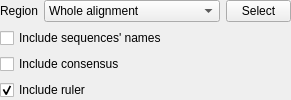
Above: src/corelibs/U2View/src/ov_msa/export_image/MSAExportSettings.ui from violethaze74/ugene before the change. Below: the same form after it.
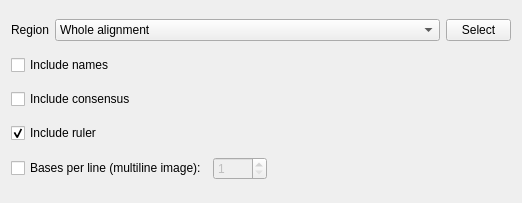
That is the form after the change.

Commit message:
UGENE-7521. [WA] "Export as image" option does not work for wrap mode (#1136)
* Support MSA image export in multi-line mode.

* UGENE-7521. GUI test

* UGENE-7521. GUI test

* GUI test cleanup

Diff of the .ui file:
```diff
--- a/src/corelibs/U2View/src/ov_msa/export_image/MSAExportSettings.ui
+++ b/src/corelibs/U2View/src/ov_msa/export_image/MSAExportSettings.ui
@@ -6,34 +6,16 @@
    <rect>
     <x>0</x>
     <y>0</y>
-    <width>291</width>
-    <height>101</height>
+    <width>522</width>
+    <height>203</height>
    </rect>
   </property>
   <property name="windowTitle">
    <string>Form</string>
   </property>
   <layout class="QVBoxLayout" name="verticalLayout">
-   <property name="sizeConstraint">
-    <enum>QLayout::SetMinAndMaxSize</enum>
-   </property>
-   <property name="leftMargin">
-    <number>0</number>
-   </property>
-   <property name="topMargin">
-    <number>0</number>
-   </property>
-   <property name="rightMargin">
-    <number>0</number>
-   </property>
-   <property name="bottomMargin">
-    <number>0</number>
-   </property>
    <item>
     <layout class="QHBoxLayout" name="horizontalLayout">
-     <property name="sizeConstraint">
-      <enum>QLayout::SetMinAndMaxSize</enum>
-     </property>
      <item>
       <widget class="QLabel" name="label">
        <property name="text">
@@ -79,7 +61,7 @@
    <item>
     <widget class="QCheckBox" name="exportSeqNames">
      <property name="text">
-      <string>Include sequences' names</string>
+      <string>Include names</string>
      </property>
     </widget>
    </item>
@@ -100,6 +82,43 @@
      </property>
     </widget>
    </item>
+   <item>
+    <layout class="QHBoxLayout" name="horizontalLayout_2">
+     <item>
+      <widget class="QCheckBox" name="multilineModeCheckbox">
+       <property name="text">
+        <string>Bases per line (multiline image):</string>
+       </property>
+      </widget>
+     </item>
+     <item>
+      <widget class="QSpinBox" name="multilineWidthSpinbox">
+       <property name="enabled">
+        <bool>false</bool>
+       </property>
+       <property name="minimum">
+        <number>1</number>
+       </property>
+       <property name="maximum">
+        <number>1000</number>
+       </property>
+      </widget>
+     </item>
+     <item>
+      <spacer name="horizontalSpacer">
+       <property name="orientation">
+        <enum>Qt::Horizontal</enum>
+       </property>
+       <property name="sizeHint" stdset="0">
+        <size>
+         <width>40</width>
+         <height>20</height>
+        </size>
+       </property>
+      </spacer>
+     </item>
+    </layout>
+   </item>
   </layout>
  </widget>
  <resources/>
```
Left out of the diff: 19 changed lines with no effect on the pictures. The commit also changes 20 other files.
